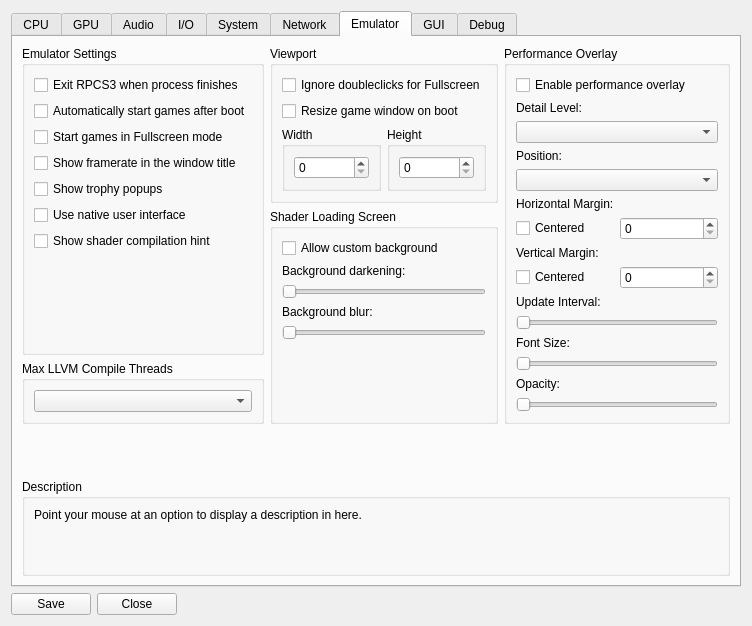
Above: rpcs3/rpcs3qt/settings_dialog.ui from RPCS3/rpcs3 before the change. Below: the same form after it.
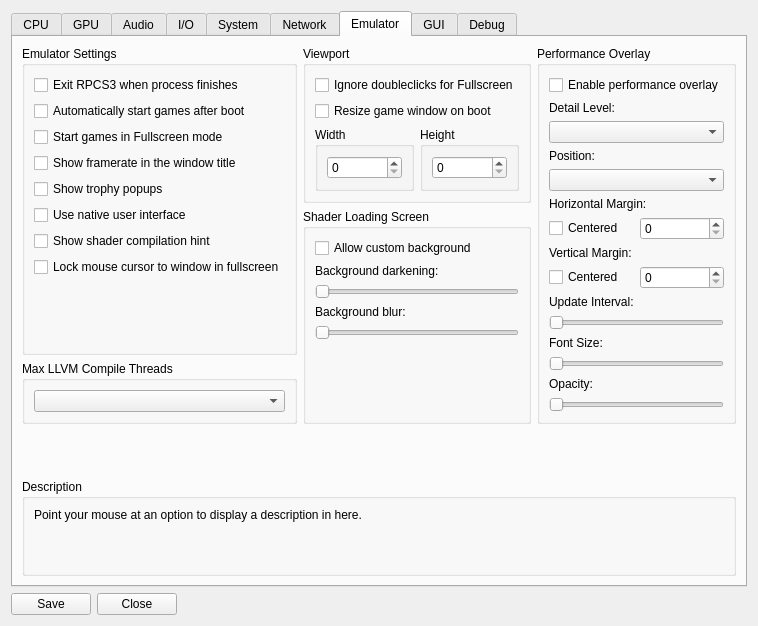
That is the form after the change. The open tabs and pages were chosen to show the change. Icons and pictures are not drawn.

Commit message: Add setting for locking mouse to game window

```diff
--- a/rpcs3/rpcs3qt/settings_dialog.ui
+++ b/rpcs3/rpcs3qt/settings_dialog.ui
@@ -1615,6 +1615,13 @@
                 </property>
                </widget>
               </item>
+              <item>
+               <widget class="QCheckBox" name="lockMouseToWindow">
+                <property name="text">
+                 <string>Lock mouse cursor to window in fullscreen</string>
+                </property>
+               </widget>
+              </item>
               <item>
                <spacer name="verticalSpacer_13">
                 <property name="orientation">
```
The commit also changes 6 other files.
